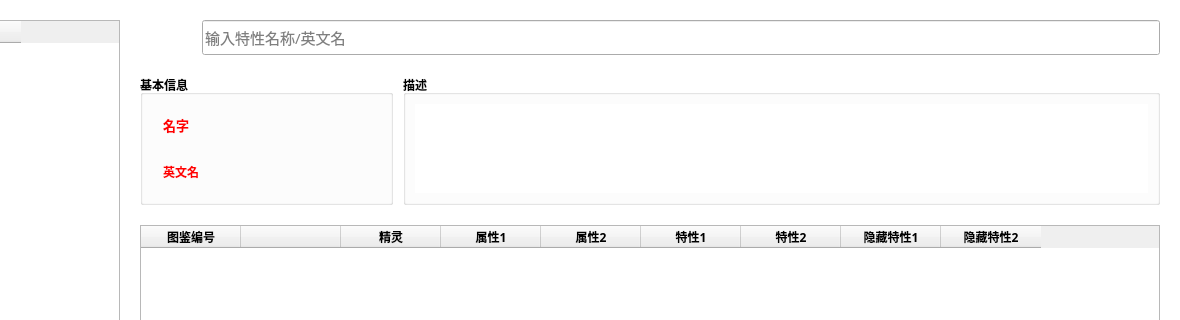
First picture: the form in res/UI/AbilityList.ui, repository ONonameO/PokemonReloaded-Dex, before the edit; both pictures show x 200 to 1380 and y 0 to 320 of the 1380 by 740 pixel window.
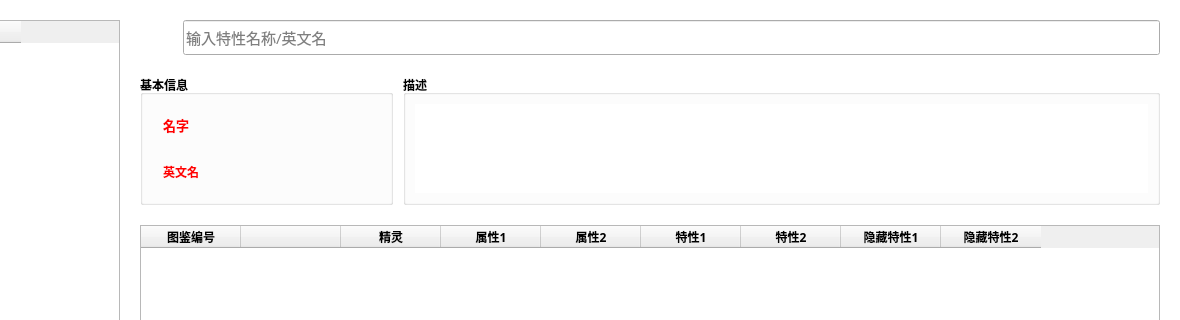
Second picture: the form after the edit. Icons and pictures are not drawn.

What changed in the file:
```diff
--- a/res/UI/AbilityList.ui
+++ b/res/UI/AbilityList.ui
@@ -126,7 +126,7 @@
       <number>20</number>
      </property>
      <item>
-      <layout class="QHBoxLayout" name="horizontalLayout" stretch="40,675">
+      <layout class="QHBoxLayout" name="horizontalLayout" stretch="40,1035">
        <property name="spacing">
         <number>5</number>
        </property>
```
